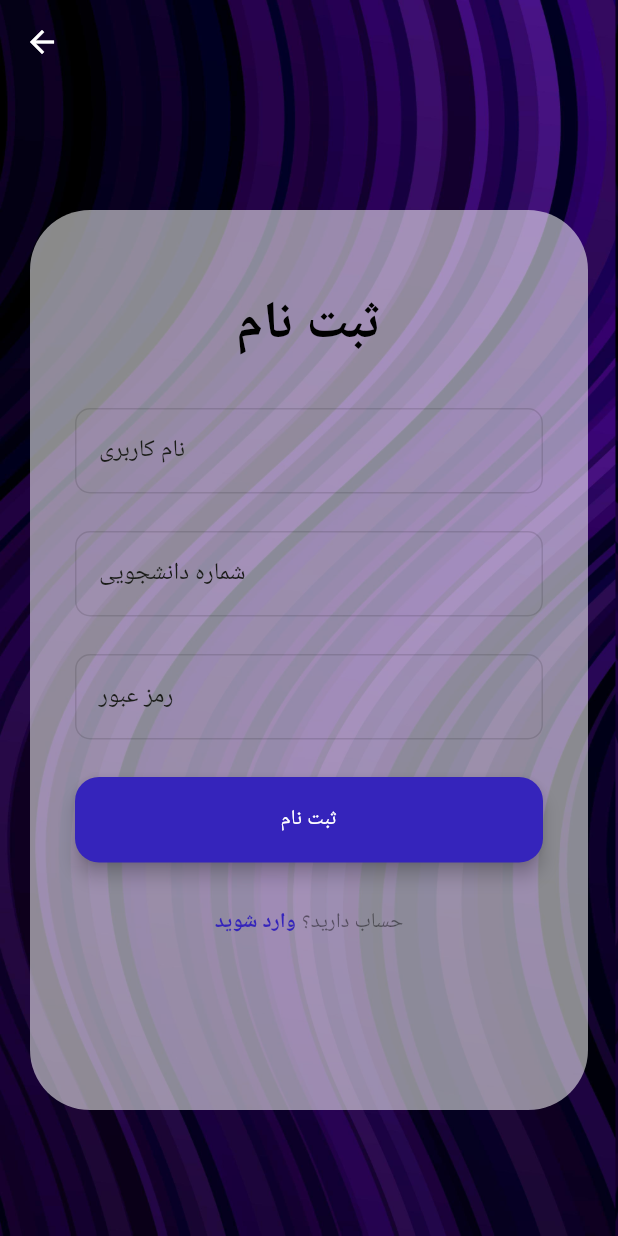
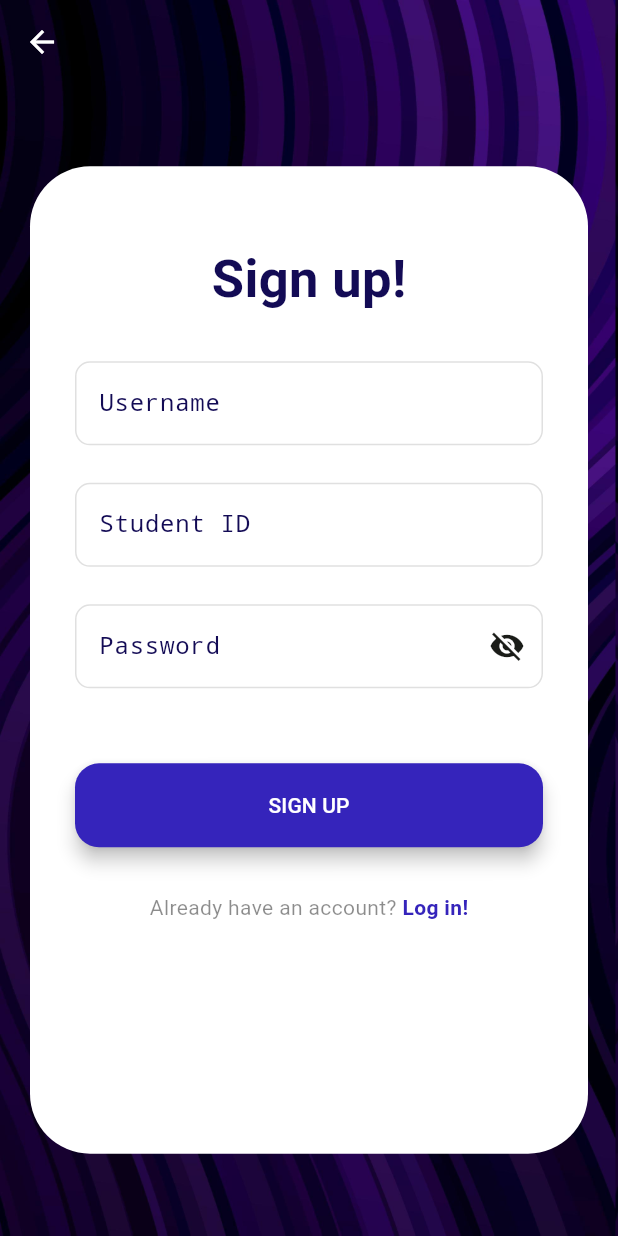
Before and after one commit to ZahraAziziGit/student-management-app, a Flutter app: the SignUpScreen screen opened directly, on a phone screen of 412 x 824 dp. Run offline on Flutter 3.47's test engine with Material 3 defaults, Android fonts, the phone set to English and light mode, and no system bars.

Commit message:
fix: details for sign up, theme and welcome

```diff
--- a/lib/screens/signup_screen.dart
+++ b/lib/screens/signup_screen.dart
@@ -12,6 +12,63 @@ class SignUpScreen extends StatefulWidget {
 
 class _SignUpScreenState extends State<SignUpScreen> {
   final _formSignupKey = GlobalKey<FormState>();
+  final TextEditingController _usernameController = TextEditingController();
+  final TextEditingController _idController = TextEditingController();
+  final TextEditingController _passwordController = TextEditingController();
+  String? _username;
+  String? _studentId;
+  String? _password;
+  bool _isPasswordVisible = false;
+
+  @override
+  void dispose() {
+    _usernameController.dispose();
+    _passwordController.dispose();
+    _idController.dispose();
+    super.dispose();
+  }
+
+  String? _validateUsername(String? value) {
+    if (value == null || value.isEmpty) {
+      return "Username must be filled";
+    }
+    RegExp regex = RegExp(r'^[a-zA-Z0-9_]+$');
+    if (!regex.hasMatch(value)) {
+      return "Only use English Alphabet, numbers and _";
+    }
+    if (value.length < 5) {
+      return "Username must be more than 5 characters";
+    }
+    return null;
+  }
+
+  String? _validateId(String? value) {
+    if (value == null || value.isEmpty) {
+      return "Student ID must be filled";
+    }
+    RegExp regex = RegExp(r'[0-9]{9}');
+    if (!regex.hasMatch(value)) {
+      return "Student ID includes 9 digits";
+    }
+    return null;
+  }
+
+  String? _validatePassword(String? value) {
+    if (value == null || value.isEmpty) {
+      return "Password must be filled";
+    }
+    if (_username != null && value.contains(_username!)) {
+      return "Password must not contain the username";
+    }
+    if (value.length < 8) {
+      return "password must be more than 8 characters";
+    }
+    RegExp regex = RegExp(r'^(?=.*[A-Z])(?=.*[a-z])(?=.*\d)(?=.*[!?*#@]).+$');
+    if (!regex.hasMatch(value)) {
+      return "Password must contains an uppercase letter, a lowercase letter, a number and a special character (!?*#@)";
+    }
+    return null;
+  }
 
   @override
   Widget build(BuildContext context) {
@@ -25,12 +82,12 @@ class _SignUpScreenState extends State<SignUpScreen> {
             ),
           ),
           Expanded(
-            flex: 10,
+            flex: 20,
             child: Container(
               margin: const EdgeInsets.all(20.0),
               padding: const EdgeInsets.fromLTRB(30.0, 50.0, 30.0, 10.0),
               decoration: const BoxDecoration(
-                color: Colors.white54,
+                color: Colors.white,
                 borderRadius: BorderRadius.all(
                   Radius.circular(40.0),
                 ),
@@ -41,69 +98,31 @@ class _SignUpScreenState extends State<SignUpScreen> {
                   child: Column(
                     crossAxisAlignment: CrossAxisAlignment.center,
                     children: [
-                      const Text(
-                        "ثبت نام",
+                      Text(
+                        "Sign up!",
                         style: TextStyle(
                           fontSize: 35.0,
                           fontWeight: FontWeight.bold,
-                          color: Colors.black,
+                          fontFamily: 'Roboto',
+                          color: lightColorScheme.secondary,
                         ),
                       ),
                       const SizedBox(
                         height: 30.0,
                       ),
                       TextFormField(
-                        validator: (value) {
-                        if (value == null || value.isEmpty) {
-                          return "نام کاربری نمی تواند خالی باشد";
-                        }
-                        RegExp regex = RegExp(r'^[a-zA-Z0-9_]+$');
-                        if (!regex.hasMatch(value)) {
-                          return "فقط از حروف انگلیسی، اعداد و ـ استفاده کنید";
-                        }
-                        if (value.length < 5) {
-                          return "نام کاربری باید حداقل دارای ۵ کارکتر باشد";
-                        }
-                        return null;
-                      },
+                        controller: _usernameController,
                         decoration: InputDecoration(
-                          label: const Text("نام کاربری", textAlign: TextAlign.center),
-                          hintText: "نام کاربری را وارد نمایید",
+                          label: const Text("Username"),
+                          labelStyle: TextStyle(
+                            color: lightColorScheme.secondary,
+                            fontSize: 16.0,
+                            fontFamily: 'Courier New',
+                          ),
+                          hintText: "Enter your username",
                           hintStyle: const TextStyle(
                             color: Colors.black26,
-                          ),
-                          border: OutlineInputBorder(
-                            borderSide: const BorderSide(
-                              color: Colors.black12,
-                            ),
-                            borderRadius: BorderRadius.circular(10),
-                          ),
-                          enabledBorder: OutlineInputBorder(
-                            borderSide: const BorderSide(
-                              color: Colors.black12, // Default border color
-                            ),
-                            borderRadius: BorderRadius.circular(10),
-                          ),
-                        ),
-                      ),
-                      const SizedBox(
-                        height: 25.0,
-                      ),
-                      TextFormField(
-                        validator: (value) {
-                          if (value == null || value.isEmpty) {
-                            return "شماره دانشجویی نمی تواند خالی باشد";
-                          }
-                          if (value.length < 9) {
-                            return "شماره دانشجویی شامل ۹ رقم است";
-                          }
-                          return null;
-                        },
-                        decoration: InputDecoration(
-                          label: const Text("شماره دانشجویی"),
-                          hintText: "شماره دانشجویی را وارد نمایید",
-                          hintStyle: const TextStyle(
-                            color: Colors.black26,
+                            fontFamily: 'Times New Roman',
                           ),
                           border: OutlineInputBorder(
                             borderSide: const BorderSide(
@@ -118,28 +137,29 @@ class _SignUpScreenState extends State<SignUpScreen> {
                             borderRadius: BorderRadius.circular(10),
                           ),
                         ),
+                        validator: _validateUsername,
+                        onChanged: (value) {
+                          setState(() {
+                            _username = value;
+                          });
+                        },
                       ),
                       const SizedBox(
                         height: 25.0,
                       ),
-                      // password
                       TextFormField(
-                        obscureText: true,
-                        obscuringCharacter: '*',
-                        validator: (value) {
-                          if (value == null || value.isEmpty) {
-                            return "رمز عبور نمی تواند خالی باشد";
-                          }
-                          if (value.length < 8) {
-                            return "رمز عبور باید حداقل شامل ۸ کارکتر باشد";
-                          }
-                          return null;
-                        },
+                        controller: _idController,
                         decoration: InputDecoration(
-                          label: const Text("رمز عبور"),
-                          hintText: "رمز عبور را وارد نمایید",
+                          label: const Text("Student ID"),
+                          labelStyle: TextStyle(
+                            color: lightColorScheme.secondary,
+                            fontSize: 16.0,
+                            fontFamily: 'Courier New',
+                          ),
+                          hintText: "Enter your student ID",
                           hintStyle: const TextStyle(
                             color: Colors.black26,
+                            fontFamily: 'Times New Roman',
                           ),
                           border: OutlineInputBorder(
                             borderSide: const BorderSide(
@@ -154,9 +174,67 @@ class _SignUpScreenState extends State<SignUpScreen> {
                             borderRadius: BorderRadius.circular(10),
                           ),
                         ),
+                        validator: _validateId,
+                        onChanged: (value) {
+                          setState(() {
+                            _studentId = value;
+                          });
+                        },
                       ),
                       const SizedBox(
                         height: 25.0,
+                      ),
+                      // password
+                      TextFormField(
+                        controller: _passwordController,
+                        obscureText: !_isPasswordVisible,
+                        obscuringCharacter: '*',
+                        decoration: InputDecoration(
+                          label: const Text("Password"),
+                          labelStyle: TextStyle(
+                            color: lightColorScheme.secondary,
+                            fontSize: 16.0,
+                            fontFamily: 'Courier New',
+                          ),
+                          hintText: "Enter a safe password",
+                          hintStyle: const TextStyle(
+                            color: Colors.black26,
+                            fontFamily: 'Times New Roman',
+                          ),
+                          border: OutlineInputBorder(
+                            borderSide: const BorderSide(
+                              color: Colors.black12,
+                            ),
+                            borderRadius: BorderRadius.circular(10),
+                          ),
+                          enabledBorder: OutlineInputBorder(
+                            borderSide: const BorderSide(
+                              color: Colors.black12,
+                            ),
+                            borderRadius: BorderRadius.circular(10),
+                          ),
+                          suffixIcon: IconButton(
+                            icon: Icon(
+                              _isPasswordVisible
+                                  ? Icons.visibility
+                                  : Icons.visibility_off,
+                            ),
+                            onPressed: () {
+                              setState(() {
+                                _isPasswordVisible = !_isPasswordVisible;
+                              });
+                            },
+                          ),
+                        ),
+                        validator: _validatePassword,
+                        onChanged: (value) {
+                          setState(() {
+                            _password = value;
+                          });
+                        },
+                      ),
+                      const SizedBox(
+                        height: 50.0,
                       ),
                       SizedBox(
                         width: double.infinity,
@@ -165,12 +243,17 @@ class _SignUpScreenState extends State<SignUpScreen> {
                             if (_formSignupKey.currentState!.validate()) {
                               ScaffoldMessenger.of(context).showSnackBar(
                                 const SnackBar(
-                                  content: Text("ثبت نام موفقیت آمیز بود"),
+                                  content: Text("Success!"),
                                 ),
                               );
                             }
                           },
-                          child: const Text('ثبت نام'),
+                          style: ElevatedButton.styleFrom(
+                            backgroundColor: lightColorScheme.primary,
+                            // Background color
+                            foregroundColor: Colors.white, // Text color
+                          ),
+                          child: const Text("SIGN UP"),
                         ),
                       ),
                       const SizedBox(
@@ -179,7 +262,20 @@ class _SignUpScreenState extends State<SignUpScreen> {
                       Row(
                         mainAxisAlignment: MainAxisAlignment.center,
                         children: [
+                          const Text(
+                            "Already have an account? ",
+                            style: TextStyle(
+                              color: Colors.black45,
+                            ),
+                          ),
                           GestureDetector(
+                            child: Text(
+                              "Log in!",
+                              style: TextStyle(
+                                fontWeight: FontWeight.bold,
+                                color: lightColorScheme.primary,
+                              ),
+                            ),
                             onTap: () {
                               Navigator.push(
                                 context,
@@ -188,19 +284,6 @@ class _SignUpScreenState extends State<SignUpScreen> {
                                 ),
                               );
                             },
-                            child: Text(
-                              "وارد شوید",
-                              style: TextStyle(
-                                fontWeight: FontWeight.bold,
-                                color: lightColorScheme.primary,
-                              ),
-                            ),
-                          ),
-                          const Text(
-                            " حساب دارید؟",
-                            style: TextStyle(
-                              color: Colors.black45,
-                            ),
                           ),
                         ],
                       ),
@@ -216,7 +299,7 @@ class _SignUpScreenState extends State<SignUpScreen> {
           const Expanded(
             flex: 1,
             child: SizedBox(
-              height: 10,
+              height: 6,
             ),
           ),
         ],
--- a/lib/theme/theme.dart
+++ b/lib/theme/theme.dart
@@ -2,9 +2,9 @@ import 'package:flutter/material.dart';
 
 const lightColorScheme = ColorScheme(
   brightness: Brightness.light,
-  primary: Color(0xFF3524BB),
+  primary: Color(0xFF3524BB), //
   onPrimary: Color(0xFFFFFFFF),
-  secondary: Color(0xFF6EAEE7),
+  secondary: Color(0xFF130B55), //
   onSecondary: Color(0xFFFFFFFF),
   error: Color(0xFFBA1A1A),
   onError: Color(0xFFFFFFFF),
```
Also changed, not shown: lib/screens/welcome_screen.dart (+18 -8 lines), 1 other file.
